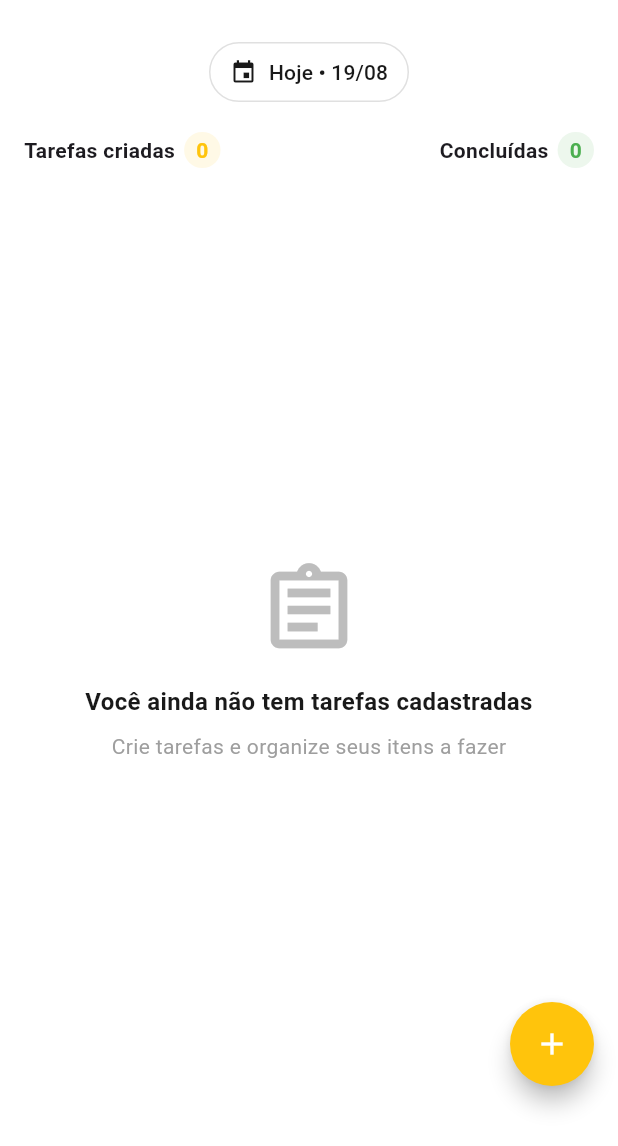
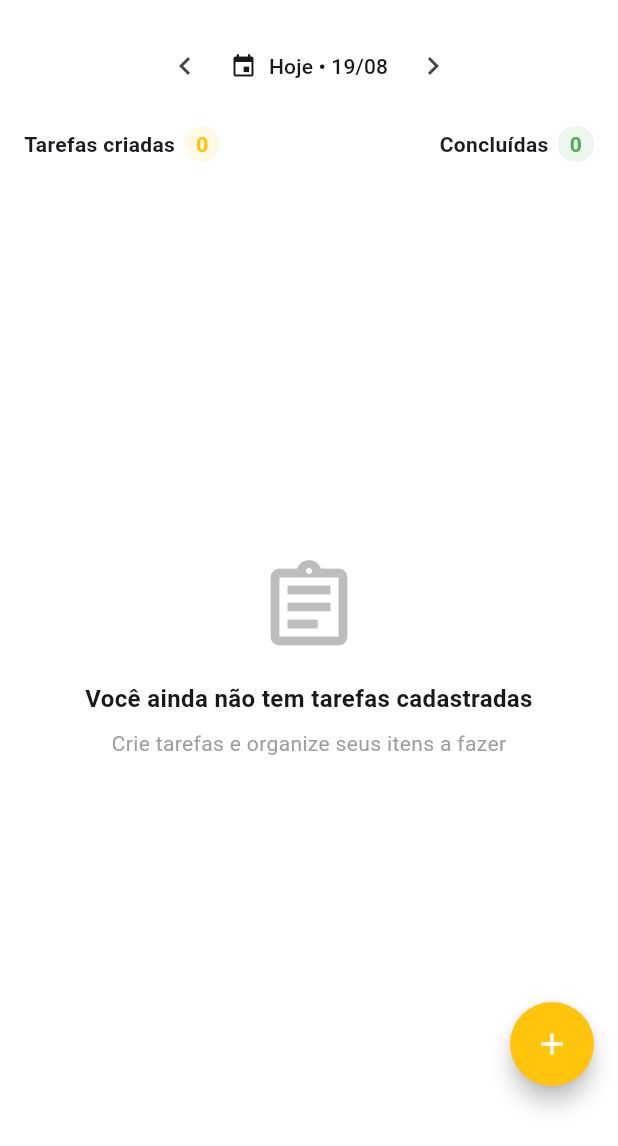
Before and after one commit to thayg0r/task_hive, a Flutter app: the screen it shows after launch, on a phone screen of 412 x 824 dp, the part 90-1236 px from its top. Run offline on Flutter 3.47's test engine with Material 3 defaults, Android fonts, the phone set to English and light mode, and no system bars; our stand-ins replace flutter_slidable, supabase_flutter; accounts and stored records are empty.

Commit message:
ajustes de layout

```diff
--- a/lib/views/screens/home_screen.dart
+++ b/lib/views/screens/home_screen.dart
@@ -116,9 +116,23 @@ class _HomeScreenState extends State<HomeScreen> {
                       ],
                     ),
                   ),
-                  const SizedBox(height: 20),
+                  const SizedBox(height: 16),
                   Center(
-                    child: OutlinedButton.icon(
+                    child: Row(
+                      mainAxisSize: MainAxisSize.min,
+                      children: [
+                        IconButton(
+                          icon: const Icon(Icons.chevron_left),
+                          padding: EdgeInsets.zero,
+                          visualDensity: VisualDensity.compact,
+                          onPressed: () {
+                            setState(() {
+                              _currentDate = _onlyDate(_currentDate
+                                  .subtract(const Duration(days: 1)));
+                            });
+                          },
+                        ),
+                        OutlinedButton.icon(
                           icon: const Icon(Icons.event),
                           label: Text(_labelFor(_currentDate)),
                           onPressed: () async {
@@ -134,12 +148,25 @@ class _HomeScreenState extends State<HomeScreen> {
                           },
                           style: OutlinedButton.styleFrom(
                             shape: const StadiumBorder(),
-                        side: BorderSide(color: Colors.grey.shade300),
+                            side: const BorderSide(color: Color(0x00E0E0E0)),
                             padding: const EdgeInsets.symmetric(
-                            horizontal: 14, vertical: 10),
+                                horizontal: 10, vertical: 6),
                             foregroundColor: const Color(0xFF191919),
                             backgroundColor: Colors.white,
                           ),
+                        ),
+                        IconButton(
+                          icon: const Icon(Icons.chevron_right),
+                          padding: EdgeInsets.zero,
+                          visualDensity: VisualDensity.compact,
+                          onPressed: () {
+                            setState(() {
+                              _currentDate = _onlyDate(
+                                  _currentDate.add(const Duration(days: 1)));
+                            });
+                          },
+                        ),
+                      ],
                     ),
                   ),
                   const SizedBox(height: 16),
```
Lines whose indentation alone changed are shown as unchanged.
